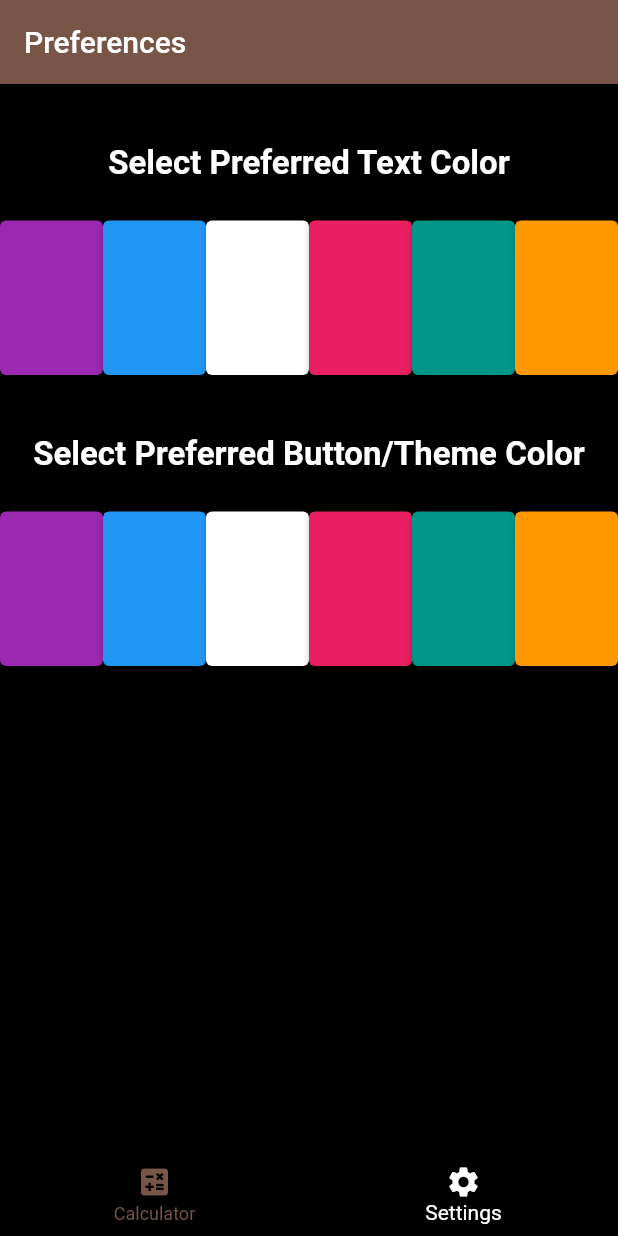
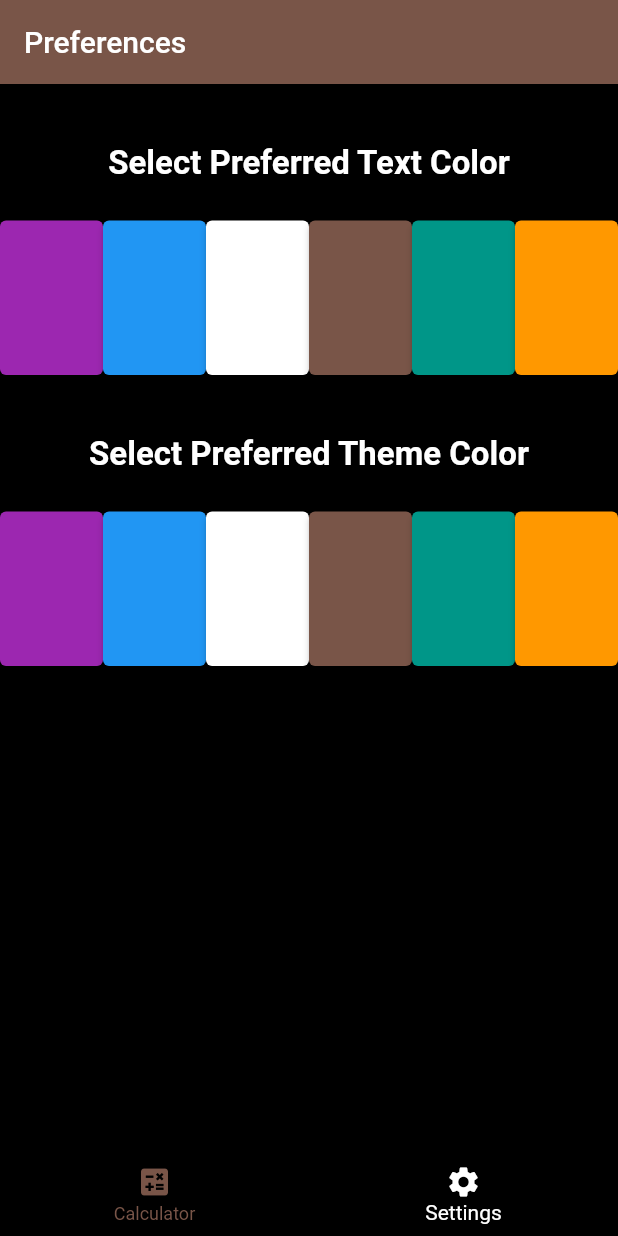
Before and after one commit to Kara-Zor-El/Flutter-Learning, a Flutter app: the screen it shows after launch, item 2 of the bottom bar chosen, on a phone screen of 412 x 824 dp. Run offline on Flutter 3.47's test engine with Material 2 defaults, Android fonts, the phone set to English and light mode, and no system bars.

Commit message:
Added functionality to color selection

```diff
--- a/calculator_app/lib/main.dart
+++ b/calculator_app/lib/main.dart
@@ -14,8 +14,7 @@ class MyApp extends StatelessWidget {
   Widget build(BuildContext context) {
     return MaterialApp(
       debugShowCheckedModeBanner: false,
-      theme: ThemeData(
-          primarySwatch: Colors.brown, scaffoldBackgroundColor: Colors.black),
+      theme: ThemeData(scaffoldBackgroundColor: Colors.black),
       home: const MyCalculatorApp(),
     );
   }
@@ -43,7 +42,7 @@ class _MyCalculatorAppState extends State<MyCalculatorApp> {
       return Stack(
         alignment: Alignment.bottomCenter,
         children: [
-          Settings(),
+          Settings(updateColor: updateColor),
           MyNavbar(onClick: changeSceneIndex, curIndex: index),
         ],
       );
@@ -56,4 +55,11 @@ class _MyCalculatorAppState extends State<MyCalculatorApp> {
       index = newIndex;
     });
   }
+
+  void updateColor() {
+    setState(() {
+      buttonColor = buttonColor;
+      textColor = textColor;
+    });
+  }
 }
--- a/calculator_app/lib/navbar.dart
+++ b/calculator_app/lib/navbar.dart
@@ -1,3 +1,4 @@
+import 'package:calculator_app/settings.dart';
 import 'package:flutter/material.dart';
 
 class MyNavbar extends StatelessWidget {
@@ -13,8 +14,8 @@ class MyNavbar extends StatelessWidget {
       child: Scaffold(
         bottomNavigationBar: BottomNavigationBar(
           backgroundColor: Colors.black,
-          selectedItemColor: Colors.white,
-          unselectedItemColor: Colors.brown,
+          selectedItemColor: textColor,
+          unselectedItemColor: buttonColor,
           currentIndex: curIndex,
           onTap: onClick,
           items: const [
--- a/calculator_app/lib/settings.dart
+++ b/calculator_app/lib/settings.dart
@@ -1,7 +1,8 @@
 import 'package:flutter/material.dart';
 
 class Settings extends StatefulWidget {
-  const Settings({super.key});
+  final Function updateColor;
+  const Settings({super.key, required this.updateColor});
 
   @override
   State<Settings> createState() => _SettingsState();
@@ -12,31 +13,42 @@ class _SettingsState extends State<Settings> {
     'purple': Colors.purple,
     'blue': Colors.blue,
     'yellow': Colors.white,
-    'pink': Colors.pink,
+    'pink': Colors.brown,
     'teal': Colors.teal,
     'orange': Colors.orange,
   };
 
-  void _setColor(String colorName, Color color) {}
+  void _setColor({Color? newTextColor, Color? newButtonColor}) {
+    if (newButtonColor == null) {
+      textColor = newTextColor;
+    } else if (newTextColor == null) {
+      buttonColor = newButtonColor;
+    }
+    widget.updateColor();
+  }
 
   @override
   Widget build(BuildContext context) {
     return Scaffold(
       appBar: AppBar(
-        title: Text("Preferences"),
+        title: Text(
+          "Preferences",
+          style: TextStyle(color: textColor),
+        ),
+        backgroundColor: buttonColor,
       ),
       body: Column(
         children: [
           Row(
             mainAxisAlignment: MainAxisAlignment.center,
-            children: const [
+            children: [
               Padding(
-                padding: EdgeInsets.only(top: 40, bottom: 25),
+                padding: const EdgeInsets.only(top: 40, bottom: 25),
                 child: Text(
                   "Select Preferred Text Color",
                   style: TextStyle(
                     fontWeight: FontWeight.bold,
-                    color: Colors.white,
+                    color: textColor,
                     fontSize: 22,
                   ),
                 ),
@@ -54,21 +66,21 @@ class _SettingsState extends State<Settings> {
                           Size(50, (MediaQuery.of(context).size.height / 8)),
                     ),
                     child: Text(''),
-                    onPressed: () => _setColor(element.key, element.value),
+                    onPressed: () => _setColor(newTextColor: element.value),
                   ),
                 )
             ],
           ),
           Row(
             mainAxisAlignment: MainAxisAlignment.center,
-            children: const [
+            children: [
               Padding(
-                padding: EdgeInsets.only(top: 40, bottom: 25),
+                padding: const EdgeInsets.only(top: 40, bottom: 25),
                 child: Text(
-                  "Select Preferred Button/Theme Color",
+                  "Select Preferred Theme Color",
                   style: TextStyle(
                     fontWeight: FontWeight.bold,
-                    color: Colors.white,
+                    color: textColor,
                     fontSize: 22,
                   ),
                 ),
@@ -86,7 +98,7 @@ class _SettingsState extends State<Settings> {
                           Size(50, (MediaQuery.of(context).size.height / 8)),
                     ),
                     child: Text(''),
-                    onPressed: () => _setColor(element.key, element.value),
+                    onPressed: () => _setColor(newButtonColor: element.value),
                   ),
                 )
             ],
@@ -97,5 +109,5 @@ class _SettingsState extends State<Settings> {
   }
 }
 
-Color? textColor;
-Color? buttonColor;
+Color? textColor = Colors.white;
+Color? buttonColor = Colors.brown;
```
Also changed, not shown: calculator_app/lib/calculator.dart (+6 -4 lines).
